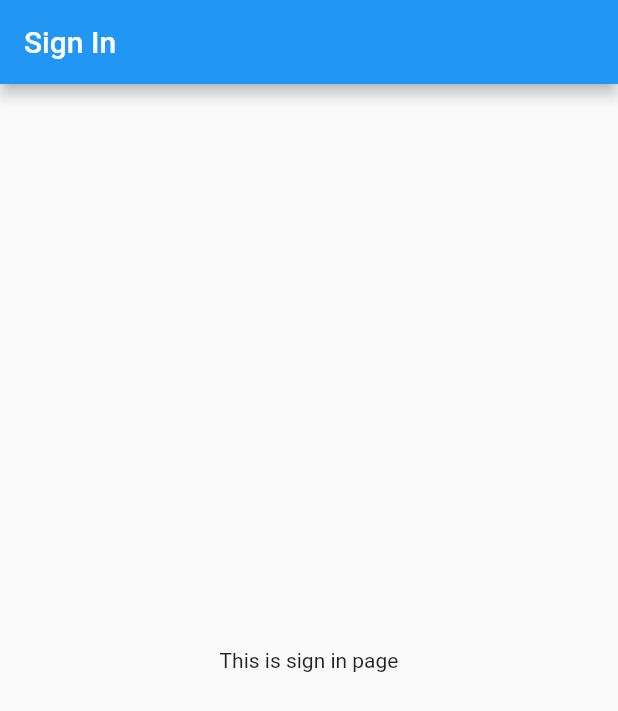
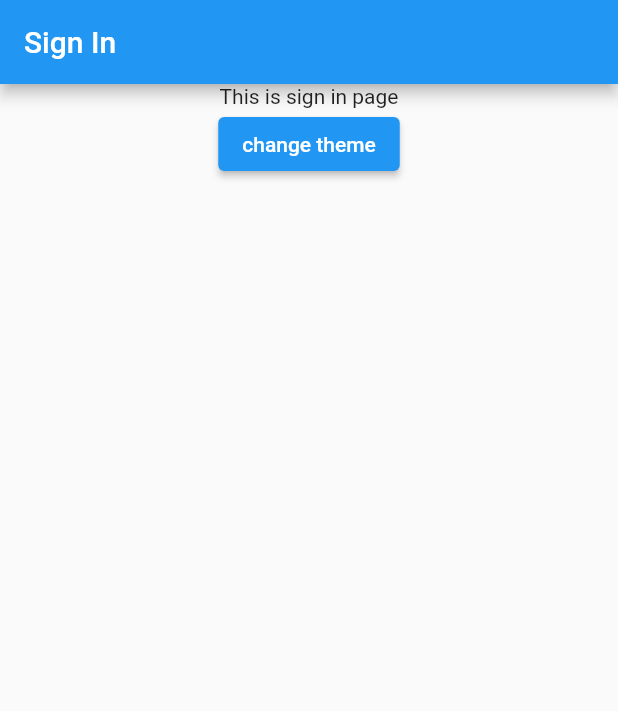
Before and after one commit to PhamMinhHaiAu-12035071/flutter_boilerate_project, a Flutter app: the screen it shows after launch, on a phone screen of 412 x 824 dp. Shown: the top 711 px of the screen. Run offline on Flutter 3.47's test engine with Material 2 defaults, Android fonts, the phone set to English and light mode, and no system bars; our stand-ins replace bloc, equatable, flutter_bloc, get_it, injectable, logger; generated files the repository leaves out were written again.

Commit message:
global themes

```diff
--- a/lib/main.dart
+++ b/lib/main.dart
@@ -1,6 +1,10 @@
 import 'package:flutter/material.dart';
+import 'package:flutter_bloc/flutter_bloc.dart';
+import 'package:flutter_boilerate_project/app_bloc_observer.dart';
 import 'package:flutter_boilerate_project/configs/dependency_injection/injection.dart';
 import 'package:flutter_boilerate_project/configs/url/url_strategy.dart';
+import 'package:flutter_boilerate_project/modules/theme/business_logic/theme_bloc.dart';
+import 'package:flutter_boilerate_project/modules/theme/constants/app_themes.dart';
 import 'package:flutter_boilerate_project/routers/e_route_information_parser.dart';
 import 'package:flutter_boilerate_project/routers/e_router_delegate.dart';
 import 'package:flutter_boilerate_project/routers/navigation_cubit.dart';
@@ -10,7 +14,10 @@ Future<void> main() async {
   WidgetsFlutterBinding.ensureInitialized();
   usePathUrlStrategy();
   await configureDependencies();
-  runApp(const MyApp());
+  BlocOverrides.runZoned(
+    () => runApp(const MyApp()),
+    blocObserver: getIt<AppBlocObserver>(),
+  );
 }
 
 class MyApp extends StatelessWidget {
@@ -24,11 +31,22 @@ class MyApp extends StatelessWidget {
 
   @override
   Widget build(BuildContext context) {
-    return MaterialApp.router(
-      title: 'Flutter Demo',
-      debugShowCheckedModeBanner: false,
-      routeInformationParser: routeInformationParser,
-      routerDelegate: routerDelegate,
+    return MultiBlocProvider(
+      providers: [
+        BlocProvider(create: (_) => getIt<ThemeBloc>()),
+      ],
+      child: BlocBuilder<ThemeBloc, ThemeState>(
+        builder: (_, state) {
+          return MaterialApp.router(
+            title: 'Flutter Demo',
+            theme: appThemeData[state.lightTheme],
+            darkTheme: appThemeData[state.darkTheme],
+            debugShowCheckedModeBanner: false,
+            routeInformationParser: routeInformationParser,
+            routerDelegate: routerDelegate,
+          );
+        },
+      ),
     );
   }
 }
--- a/lib/modules/sign_in/presentation/sign_in_screen.dart
+++ b/lib/modules/sign_in/presentation/sign_in_screen.dart
@@ -1,4 +1,7 @@
 import 'package:flutter/material.dart';
+import 'package:flutter_boilerate_project/configs/dependency_injection/injection.dart';
+import 'package:flutter_boilerate_project/modules/theme/business_logic/theme_bloc.dart';
+import 'package:flutter_boilerate_project/modules/theme/constants/enums.dart';
 import 'package:flutter_boilerate_project/routers/e_page.dart';
 
 class SignInScreen extends EPage {
@@ -13,14 +16,31 @@ class SignInScreen extends EPage {
 class SignInView extends StatelessWidget {
   const SignInView({Key? key}) : super(key: key);
 
+  void _toggleTheme() {
+    getIt<ThemeBloc>().add(
+      const ThemeChanged(
+        lightTheme: AppTheme.custom,
+        darkTheme: AppTheme.custom,
+      ),
+    );
+  }
+
   @override
   Widget build(BuildContext context) {
     return Scaffold(
       appBar: AppBar(
         title: const Text('Sign In'),
       ),
-      body: const Center(
-        child: Text('This is sign in page'),
+      body: Center(
+        child: Column(
+          children: [
+            const Text('This is sign in page'),
+            ElevatedButton(
+              onPressed: _toggleTheme,
+              child: const Text('change theme'),
+            )
+          ],
+        ),
       ),
     );
   }
--- /dev/null
+++ b/lib/modules/theme/business_logic/theme_bloc.dart
@@ -0,0 +1,26 @@
+import 'package:bloc/bloc.dart';
+import 'package:equatable/equatable.dart';
+import 'package:flutter_boilerate_project/modules/theme/constants/enums.dart';
+import 'package:injectable/injectable.dart';
+
+part 'theme_event.dart';
+part 'theme_state.dart';
+
+@singleton
+class ThemeBloc extends Bloc<ThemeEvent, ThemeState> {
+  ThemeBloc()
+      : super(
+          const ThemeState(),
+        ) {
+    on<ThemeChanged>(_onThemeChanged);
+  }
+
+  Future<void> _onThemeChanged(
+    ThemeChanged event,
+    Emitter<ThemeState> emit,
+  ) async {
+    emit(
+      state.copyWith(lightTheme: event.lightTheme, darkTheme: event.darkTheme),
+    );
+  }
+}
--- /dev/null
+++ b/lib/modules/theme/business_logic/theme_event.dart
@@ -0,0 +1,15 @@
+part of 'theme_bloc.dart';
+
+abstract class ThemeEvent extends Equatable {
+  const ThemeEvent();
+}
+
+class ThemeChanged extends ThemeEvent {
+  const ThemeChanged({required this.lightTheme, required this.darkTheme});
+
+  final AppTheme lightTheme;
+  final AppTheme darkTheme;
+
+  @override
+  List<Object?> get props => [lightTheme, darkTheme];
+}
--- /dev/null
+++ b/lib/modules/theme/business_logic/theme_state.dart
@@ -0,0 +1,23 @@
+part of 'theme_bloc.dart';
+
+class ThemeState extends Equatable {
+  const ThemeState({
+    this.lightTheme = AppTheme.light,
+    this.darkTheme = AppTheme.dark,
+  });
+
+  final AppTheme lightTheme;
+  final AppTheme darkTheme;
+
+  @override
+  List<Object> get props => [lightTheme, darkTheme];
+
+  ThemeState copyWith({
+    AppTheme? lightTheme,
+    AppTheme? darkTheme,
+  }) =>
+      ThemeState(
+        lightTheme: lightTheme ?? AppTheme.light,
+        darkTheme: darkTheme ?? AppTheme.dark,
+      );
+}
--- /dev/null
+++ b/lib/modules/theme/constants/app_themes.dart
@@ -0,0 +1,26 @@
+import 'package:flutter/material.dart';
+import 'package:flutter_boilerate_project/modules/theme/constants/enums.dart';
+
+final appThemeData = {
+  AppTheme.light: ThemeData(
+    brightness: Brightness.light,
+    appBarTheme: const AppBarTheme(
+      foregroundColor: Colors.white,
+      backgroundColor: Colors.blue,
+    ),
+  ),
+  AppTheme.dark: ThemeData(
+    brightness: Brightness.dark,
+    appBarTheme: const AppBarTheme(
+      foregroundColor: Colors.white,
+      backgroundColor: Colors.orange,
+    ),
+  ),
+  AppTheme.custom: ThemeData(
+    brightness: Brightness.light,
+    appBarTheme: const AppBarTheme(
+      foregroundColor: Colors.white,
+      backgroundColor: Colors.deepPurple,
+    ),
+  ),
+};
--- /dev/null
+++ b/lib/modules/theme/constants/enums.dart
@@ -0,0 +1,5 @@
+enum AppTheme {
+  light,
+  dark,
+  custom,
+}
--- a/pubspec.yaml
+++ b/pubspec.yaml
@@ -42,6 +42,7 @@ dependencies:
   injectable: ^1.5.3
   dartz: ^0.10.1
   enum_to_string: ^2.0.1
+  logger: ^1.1.0
 
 dev_dependencies:
   flutter_test:
```
Also changed, not shown: lib/app_bloc_observer.dart (added, +36 -0 lines), lib/configs/dependency_injection/injection.dart (+12 -0 lines), lib/configs/dependency_injection/injection.config.dart, pubspec.lock.
